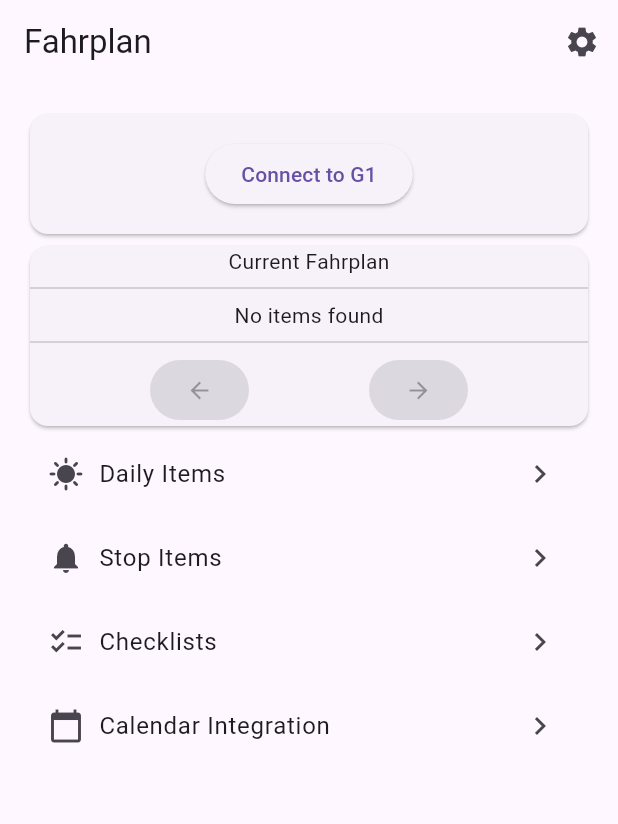
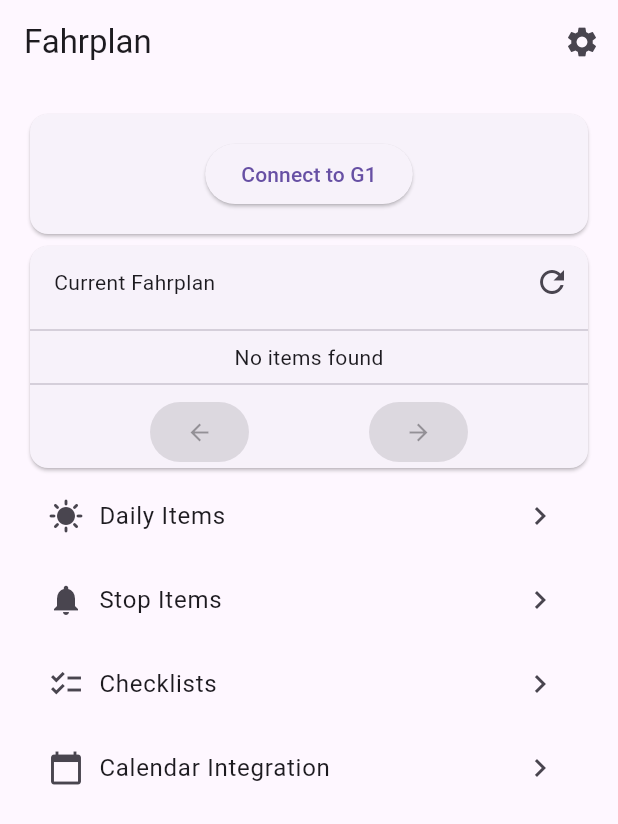
Before and after one commit to meyskens/fahrplan, a Flutter app: the screen it shows after launch, after a tap on "Connect to G1", on a phone screen of 412 x 824 dp. Shown: the top 824 px of the screen. Run offline on Flutter 3.47's test engine with Material 3 defaults, Android fonts, the phone set to English and light mode, and no system bars; our stand-ins replace flutter_blue_plus, flutter_local_notifications, hive, hive_flutter, permission_handler, shared_preferences; missing offline and left inert: android_package_manager, device_calendar, duration_picker, flutter_background_service, fuzzywuzzy, notification_listener_service and 1 more; accounts and stored records are empty.

Commit message:
set GlassStatus to a seperate component

```diff
--- a/lib/screens/home_screen.dart
+++ b/lib/screens/home_screen.dart
@@ -7,6 +7,7 @@ import 'package:fahrplan/screens/fahrplan_stop.dart';
 import 'package:fahrplan/screens/settings_screen.dart';
 import 'package:fahrplan/utils/ui_perfs.dart';
 import 'package:fahrplan/widgets/current_fahrplan.dart';
+import 'package:fahrplan/widgets/glass_status.dart';
 import 'package:flutter/material.dart';
 import '../services/bluetooth_manager.dart';
 
@@ -24,30 +25,6 @@ class _HomePageState extends State<HomePage> {
   @override
   void initState() {
     super.initState();
-  }
-
-  void _scanAndConnect() {
-    try {
-      bluetoothManager.startScanAndConnect(
-        onUpdate: (_) => setState(() {}),
-      );
-
-      // run setState every second to update the UI as long bluetoothManager.isScanning is true
-      Timer.periodic(const Duration(milliseconds: 300), (timer) {
-        if (!bluetoothManager.isScanning) {
-          timer.cancel();
-        } else {
-          setState(() {});
-        }
-      });
-    } catch (e) {
-      debugPrint('Error in _scanAndConnect: $e');
-      if (mounted) {
-        ScaffoldMessenger.of(context).showSnackBar(
-          SnackBar(content: Text('Error: $e')),
-        );
-      }
-    }
   }
 
   @override
@@ -70,41 +47,7 @@ class _HomePageState extends State<HomePage> {
       body: ListView(
         padding: const EdgeInsets.all(16.0),
         children: [
-          Card(
-            child: Padding(
-              padding: const EdgeInsets.all(16.0),
-              child: Column(
-                children: [
-                  bluetoothManager.isConnected
-                      ? const Text(
-                          'Connected to G1 glasses',
-                          style: TextStyle(color: Colors.green),
-                        )
-                      : ElevatedButton(
-                          onPressed: bluetoothManager.isScanning
-                              ? null
-                              : _scanAndConnect,
-                          child: bluetoothManager.isScanning
-                              ? const Row(
-                                  mainAxisAlignment: MainAxisAlignment.center,
-                                  children: [
-                                    SizedBox(width: 10),
-                                    SizedBox(
-                                      width: 20,
-                                      height: 20,
-                                      child: CircularProgressIndicator(
-                                        strokeWidth: 2,
-                                      ),
-                                    ),
-                                    Text('Scanning for G1 glasses'),
-                                  ],
-                                )
-                              : const Text('Connect to G1'),
-                        ),
-                ],
-              ),
-            ),
-          ),
+          GlassStatus(),
           CurrentFahrplan(),
           ListTile(
             title: Row(
--- a/lib/widgets/current_fahrplan.dart
+++ b/lib/widgets/current_fahrplan.dart
@@ -1,3 +1,5 @@
+import 'dart:async';
+
 import 'package:fahrplan/models/fahrplan/fahrplan_dashboard.dart';
 import 'package:fahrplan/models/g1/note.dart';
 import 'package:flutter/material.dart';
@@ -16,10 +18,23 @@ class _CurrentFahrplanState extends State<CurrentFahrplan> {
 
   int _selectedIndex = 0;
 
+  Timer? _refreshTimer;
+
   @override
   void initState() {
     super.initState();
     _refreshData();
+    _refreshTimer = Timer.periodic(const Duration(minutes: 1), (_) {
+      _refreshData();
+    });
+  }
+
+  @override
+  void dispose() {
+    if (_refreshTimer != null) {
+      _refreshTimer!.cancel();
+    }
+    super.dispose();
   }
 
   Future<void> _refreshData() async {
@@ -33,10 +48,25 @@ class _CurrentFahrplanState extends State<CurrentFahrplan> {
     return Card(
       child: Column(
         children: [
-          const Text('Current Fahrplan'),
+          Row(
+            mainAxisAlignment: MainAxisAlignment.spaceBetween,
+            children: [
+              Padding(
+                padding: const EdgeInsets.only(left: 16),
+                child: const Text('Current Fahrplan'),
+              ),
+              IconButton(onPressed: _refreshData, icon: Icon(Icons.refresh)),
+            ],
+          ),
+
           const Divider(),
           _dashboardItems.isNotEmpty
-              ? Text(_dashboardItems[_selectedIndex].text)
+              ? Column(
+                  children: [
+                    Text(_dashboardItems[_selectedIndex].name),
+                    Text(_dashboardItems[_selectedIndex].text),
+                  ],
+                )
               : Text("No items found"),
           const Divider(),
           // add next and previous buttons
--- /dev/null
+++ b/lib/widgets/glass_status.dart
@@ -0,0 +1,95 @@
+import 'dart:async';
+
+import 'package:fahrplan/services/bluetooth_manager.dart';
+import 'package:flutter/material.dart';
+
+class GlassStatus extends StatefulWidget {
+  const GlassStatus({super.key});
+
+  @override
+  State<GlassStatus> createState() => GlassStatusState();
+}
+
+class GlassStatusState extends State<GlassStatus> {
+  BluetoothManager bluetoothManager = BluetoothManager();
+
+  bool isConnected = false;
+  bool isScanning = false;
+  Timer? _refreshTimer;
+
+  @override
+  void initState() {
+    super.initState();
+    _refreshData();
+    _refreshTimer = Timer.periodic(const Duration(seconds: 5), (_) {
+      _refreshData();
+    });
+  }
+
+  @override
+  void dispose() {
+    if (_refreshTimer != null) {
+      _refreshTimer!.cancel();
+    }
+    super.dispose();
+  }
+
+  void _refreshData() {
+    setState(() {
+      isConnected = bluetoothManager.isConnected;
+      isScanning = bluetoothManager.isScanning;
+    });
+  }
+
+  void _scanAndConnect() {
+    try {
+      bluetoothManager.startScanAndConnect(
+        onUpdate: (_) => _refreshData(),
+      );
+    } catch (e) {
+      debugPrint('Error in _scanAndConnect: $e');
+      if (mounted) {
+        ScaffoldMessenger.of(context).showSnackBar(
+          SnackBar(content: Text('Error: $e')),
+        );
+      }
+    }
+  }
+
+  @override
+  Widget build(BuildContext context) {
+    return Card(
+      child: Padding(
+        padding: const EdgeInsets.all(16.0),
+        child: Column(
+          children: [
+            bluetoothManager.isConnected
+                ? const Text(
+                    'Connected to G1 glasses',
+                    style: TextStyle(color: Colors.green),
+                  )
+                : ElevatedButton(
+                    onPressed: isScanning ? null : _scanAndConnect,
+                    child: isScanning
+                        ? const Row(
+                            mainAxisAlignment: MainAxisAlignment.center,
+                            children: [
+                              SizedBox(width: 10),
+                              SizedBox(
+                                width: 20,
+                                height: 20,
+                                child: CircularProgressIndicator(
+                                  strokeWidth: 2,
+                                ),
+                              ),
+                              Text('Scanning for G1 glasses'),
+                            ],
+                          )
+                        : const Text('Connect to G1'),
+                  ),
+          ],
+        ),
+      ),
+    );
+  }
+}
```
